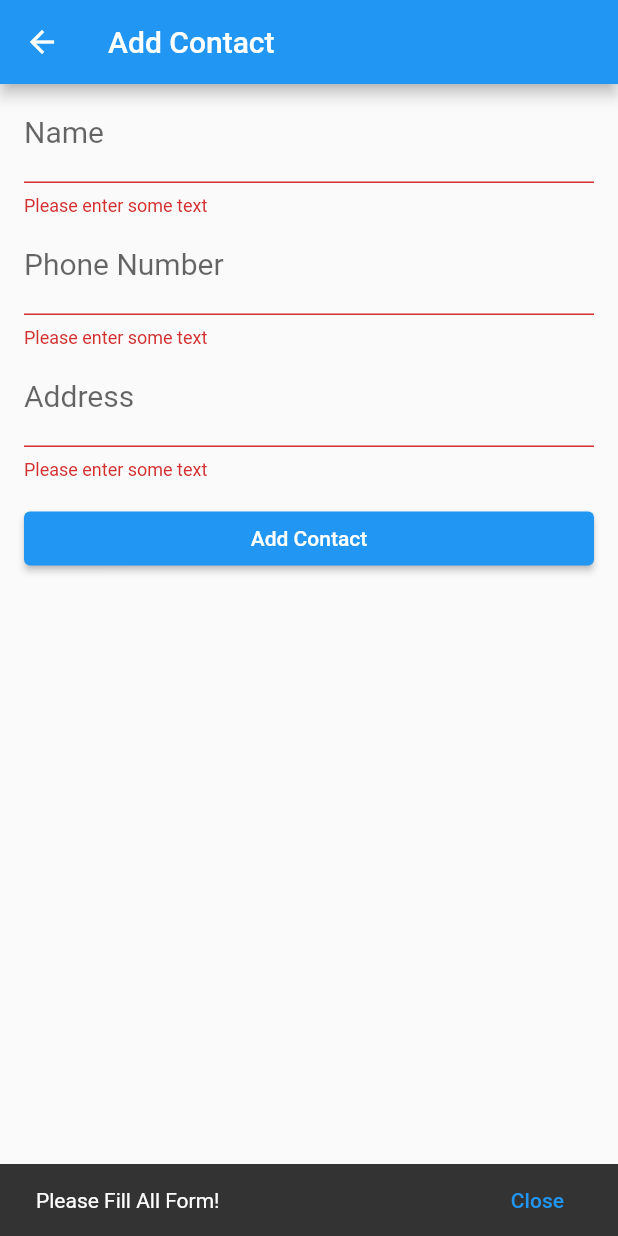
After one commit to irgiahmadm/studiindependen-flutter-gits-tugas5, a Flutter app: the DetailPage screen opened directly, after a tap on "Add Contact", on a phone screen of 412 x 824 dp. The commit adds this screen. Run offline on Flutter 3.47's test engine with Material 2 defaults, Android fonts, the phone set to English and light mode, and no system bars.

Commit message:
Add & Delete Contact

```diff
--- a/lib/main.dart
+++ b/lib/main.dart
@@ -1,7 +1,9 @@
 import 'package:flutter/material.dart';
 import 'package:provider/provider.dart';
-import 'package:state_management_provider/provider/contact_provider.dart';
-import 'package:state_management_provider/widget/list_item.dart';
+import 'provider/contact_provider.dart';
+import 'widget/list_item.dart';
+
+import 'pages/detail_page.dart';
 
 void main() {
   runApp(MyApp());
@@ -11,11 +13,14 @@ class MyApp extends StatelessWidget {
   // This widget is the root of your application.
   @override
   Widget build(BuildContext context) {
-    return MaterialApp(
+    return ChangeNotifierProvider(
+      create: (context) => ContactProvider(),
+      child: MaterialApp(
         theme: ThemeData(
           primarySwatch: Colors.blue,
         ),
         home: MyHomePage(title: 'Contact List'),
+      ),
     );
   }
 }
@@ -31,9 +36,7 @@ class MyHomePage extends StatefulWidget {
 class _MyHomePageState extends State<MyHomePage> {
   @override
   Widget build(BuildContext context) {
-    return ChangeNotifierProvider<ContactProvider>(
-      create: (context) => ContactProvider(),
-      child: Scaffold(
+    return Scaffold(
       appBar: AppBar(
         title: Text(widget.title),
       ),
@@ -44,11 +47,16 @@ class _MyHomePageState extends State<MyHomePage> {
               contactProvider: contactProvider),
         ),
       ),
-        /* floatingActionButton: FloatingActionButton(
-          onPressed: ,
-          tooltip: 'Increment',
+      floatingActionButton: FloatingActionButton(
+        onPressed: () {
+          Navigator.of(context).push(
+            MaterialPageRoute(
+              builder: (context) => DetailPage(),
+            ),
+          );
+        },
+        tooltip: 'Add Contact',
         child: Icon(Icons.add),
-        ),  */
       ),
     );
   }
--- /dev/null
+++ b/lib/pages/detail_page.dart
@@ -0,0 +1,101 @@
+import 'package:flutter/material.dart';
+import 'package:provider/provider.dart';
+import '../contact/contact.dart';
+import '../provider/contact_provider.dart';
+import '../widget/input_widget.dart';
+
+class DetailPage extends StatefulWidget {
+  final Contact? contact;
+  final int index;
+
+  DetailPage({Key? key, this.contact, this.index = -1}) : super(key: key);
+
+  @override
+  _DetailPageState createState() => _DetailPageState();
+}
+
+class _DetailPageState extends State<DetailPage> {
+  GlobalKey<FormState> _formKey = GlobalKey();
+  TextEditingController _nameController = TextEditingController();
+  TextEditingController _phoneController = TextEditingController();
+  TextEditingController _addressController = TextEditingController();
+
+  @override
+  void initState() {
+    _nameController.text = widget.contact?.name ?? "";
+    _phoneController.text = widget.contact?.phoneNumber ?? "";
+    _addressController.text = widget.contact?.address ?? "";
+    super.initState();
+  }
+
+  @override
+  Widget build(BuildContext context) {
+    return Scaffold(
+      appBar: AppBar(
+        title: Text(
+          widget.index == -1 ? 'Add Contact' : 'Edit Contact',
+        ),
+      ),
+      body: Form(
+        key: _formKey,
+        child: ListView(
+          padding: EdgeInsets.symmetric(horizontal: 16),
+          children: [
+            InputWidget(label: 'Name', controller: _nameController),
+            InputWidget(
+              label: 'Phone Number',
+              controller: _phoneController,
+              inputType: TextInputType.number,
+            ),
+            InputWidget(label: 'Address', controller: _addressController),
+            SizedBox(height: 15),
+            Consumer<ContactProvider>(
+              builder: (context, contactProvider, _) => ElevatedButton(
+                onPressed: () {
+                  if (!_formKey.currentState!.validate()) {
+                    showSnackBar('Please Fill All Form!');
+                    return;
+                  }
+                  if (widget.index == -1) {
+                    contactProvider.addContact = Contact(
+                      _nameController.text,
+                      _phoneController.text,
+                      _addressController.text,
+                    );
+                    showSnackBar('Success Add Contact');
+                  } else {
+                    contactProvider.editContact(
+                      widget.index,
+                      Contact(
+                        _nameController.text,
+                        _phoneController.text,
+                        _addressController.text,
+                      ),
+                    );
+                    showSnackBar('Success Edit Contact');
+                  }
+                  Navigator.of(context).pop();
+                },
+                child: Text(
+                  widget.index == -1 ? 'Add Contact' : 'Edit Contact',
+                ),
+              ),
+            )
+          ],
+        ),
+      ),
+    );
+  }
+
+  void showSnackBar(String text) {
+    ScaffoldMessenger.of(context).showSnackBar(
+      SnackBar(
+        content: Text(text),
+        action: SnackBarAction(
+          label: "Close",
+          onPressed: () {},
+        ),
+      ),
+    );
+  }
+}
--- a/lib/provider/contact_provider.dart
+++ b/lib/provider/contact_provider.dart
@@ -1,5 +1,5 @@
 import 'package:flutter/widgets.dart';
-import 'package:state_management_provider/contact/contact.dart';
+import '../contact/contact.dart';
 
 class ContactProvider extends ChangeNotifier {
   List<Contact> _contactList = [
@@ -15,4 +15,14 @@ class ContactProvider extends ChangeNotifier {
     _contactList.remove(contact);
     notifyListeners();
   }
+
+  set addContact(Contact contact) {
+    _contactList.add(contact);
+    notifyListeners();
+  }
+
+  void editContact(int index, Contact contact) {
+    _contactList[index] = contact;
+    notifyListeners();
+  }
 }
--- /dev/null
+++ b/lib/widget/input_widget.dart
@@ -0,0 +1,32 @@
+import 'package:flutter/material.dart';
+
+class InputWidget extends StatelessWidget {
+  final String label;
+  final TextEditingController controller;
+  final TextInputType? inputType;
+
+  InputWidget({
+    Key? key,
+    required this.label,
+    required this.controller,
+    this.inputType = TextInputType.text,
+  }) : super(key: key);
+
+  @override
+  Widget build(BuildContext context) {
+    return TextFormField(
+      keyboardType: inputType,
+      style: const TextStyle(fontSize: 20),
+      decoration: InputDecoration(
+        label: Text(label),
+      ),
+      controller: controller,
+      validator: (value) {
+        if (isEmpty(value)) return 'Please enter some text';
+        return null;
+      },
+    );
+  }
+
+  bool isEmpty(String? value) => value == null || value.isEmpty;
+}
--- a/lib/widget/list_item.dart
+++ b/lib/widget/list_item.dart
@@ -1,6 +1,7 @@
 import 'package:flutter/material.dart';
-import 'package:state_management_provider/contact/contact.dart';
-import 'package:state_management_provider/provider/contact_provider.dart';
+import '../contact/contact.dart';
+import '../pages/detail_page.dart';
+import '../provider/contact_provider.dart';
 
 class ListItem extends StatefulWidget {
   const ListItem(
@@ -35,6 +36,16 @@ class _ListItemState extends State<ListItem> {
             widget.contactProvider.deleteContact = widget.contactList[index];
           },
         ),
+        onTap: () {
+          Navigator.of(context).push(
+            MaterialPageRoute(
+              builder: (context) => DetailPage(
+                contact: widget.contactList[index],
+                index: index,
+              ),
+            ),
+          );
+        },
       ),
       itemCount: widget.contactList.length,
     );
```
Also changed, not shown: pubspec.lock. Lines whose indentation alone changed are shown as unchanged.
